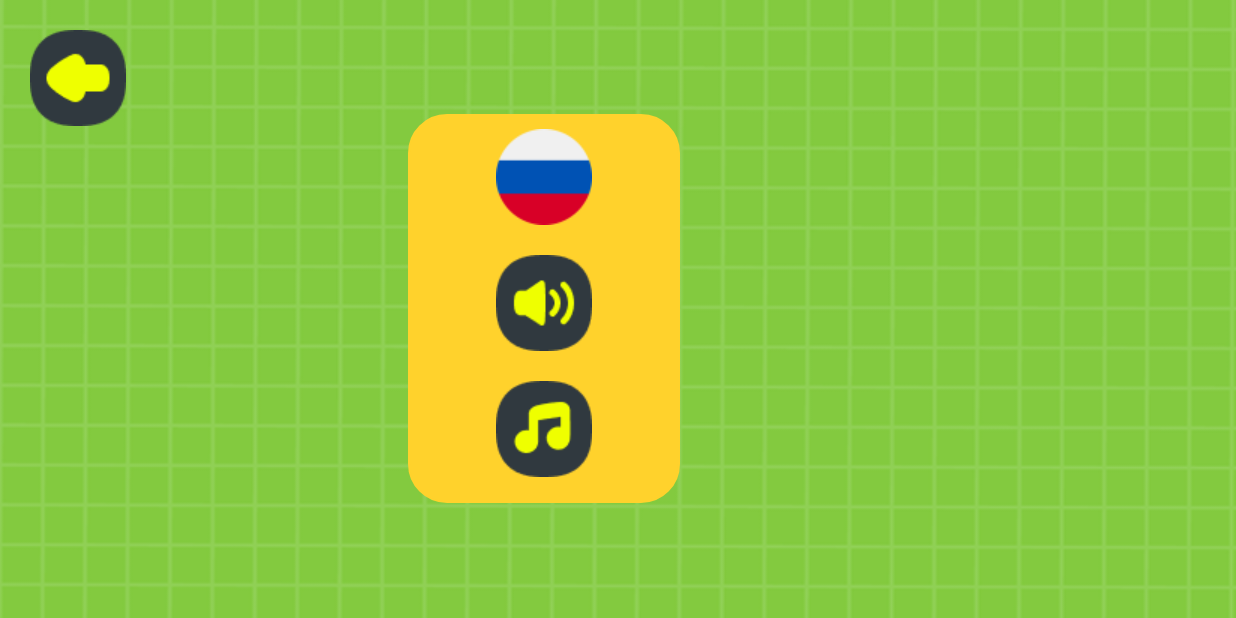
After one commit to LoloziAnas/drunk-worm-android-game, an Android app: the SettingsActivity screen opened directly, with no data from a screen before it, on a phone screen of 824 x 412 dp (held sideways). The commit adds this screen. Run offline under Robolectric (Android 15) with nearby library versions, the phone set to English and light mode, and no system bars.

Commit message:
designing settings activity

```diff
--- a/app/src/main/AndroidManifest.xml
+++ b/app/src/main/AndroidManifest.xml
@@ -10,11 +10,13 @@
         android:supportsRtl="true"
         android:theme="@style/Theme.DunkWorm">
         <activity
+            android:name=".SettingsActivity"
+            android:screenOrientation="landscape" />
+        <activity
             android:name=".MainActivity"
             android:screenOrientation="landscape">
             <intent-filter>
                 <action android:name="android.intent.action.MAIN" />
-
                 <category android:name="android.intent.category.LAUNCHER" />
             </intent-filter>
         </activity>
--- /dev/null
+++ b/app/src/main/java/com/dunkworm21game/dunkworm/SettingsActivity.java
@@ -0,0 +1,14 @@
+package com.dunkworm21game.dunkworm;
+
+import androidx.appcompat.app.AppCompatActivity;
+
+import android.os.Bundle;
+
+public class SettingsActivity extends AppCompatActivity {
+
+    @Override
+    protected void onCreate(Bundle savedInstanceState) {
+        super.onCreate(savedInstanceState);
+        setContentView(R.layout.activity_settings);
+    }
+}
--- /dev/null
+++ b/app/src/main/res/drawable/layout_bg_selector.xml
@@ -0,0 +1,20 @@
+<?xml version="1.0" encoding="utf-8"?>
+<selector xmlns:android="http://schemas.android.com/apk/res/android">
+    <item>
+        <shape>
+            <gradient
+                android:angle="270"
+                android:endColor="@color/yellow"
+                android:startColor="@color/yellow" />
+            <stroke
+                android:width="1dp"
+                android:color="@color/yellow" />
+            <corners android:radius="25dp" />
+            <padding
+                android:bottom="10dp"
+                android:left="10dp"
+                android:right="10dp"
+                android:top="10dp" />
+        </shape>
+    </item>
+</selector>
--- /dev/null
+++ b/app/src/main/res/layout/activity_settings.xml
@@ -0,0 +1,55 @@
+<?xml version="1.0" encoding="utf-8"?>
+<LinearLayout xmlns:android="http://schemas.android.com/apk/res/android"
+    xmlns:app="http://schemas.android.com/apk/res-auto"
+    xmlns:tools="http://schemas.android.com/tools"
+    android:layout_width="match_parent"
+    android:layout_height="match_parent"
+    android:background="@drawable/bg_image"
+    tools:context=".SettingsActivity">
+
+    <ImageButton
+        android:id="@+id/ib_back"
+        android:layout_width="wrap_content"
+        android:layout_height="wrap_content"
+        android:background="@null"
+        android:contentDescription="@string/app_name"
+        android:padding="20dp"
+        android:src="@drawable/ic_back" />
+
+    <LinearLayout
+        android:layout_width="181dp"
+        android:layout_height="259dp"
+        android:layout_gravity="center_vertical"
+        android:layout_margin="168dp"
+        android:background="@drawable/layout_bg_selector"
+        android:gravity="center_horizontal"
+        android:orientation="vertical">
+
+        <ImageButton
+            android:id="@+id/ib_frame"
+            android:layout_width="wrap_content"
+            android:layout_height="wrap_content"
+            android:layout_marginBottom="20dp"
+            android:background="@null"
+            android:contentDescription="@string/app_name"
+            android:src="@drawable/ic_russa_logo" />
+
+        <ImageButton
+            android:id="@+id/ib_reply"
+            android:layout_width="wrap_content"
+            android:layout_height="wrap_content"
+            android:layout_marginBottom="20dp"
+            android:background="@null"
+            android:contentDescription="@string/app_name"
+            android:src="@drawable/ic_sons" />
+
+        <ImageButton
+            android:id="@+id/ib_share"
+            android:layout_width="wrap_content"
+            android:layout_height="wrap_content"
+            android:background="@null"
+            android:contentDescription="@string/app_name"
+            android:src="@drawable/ic_music" />
+    </LinearLayout>
+
+</LinearLayout>
--- a/app/src/main/res/layout/lose_message_dialog.xml
+++ b/app/src/main/res/layout/lose_message_dialog.xml
@@ -2,7 +2,7 @@
 <LinearLayout xmlns:android="http://schemas.android.com/apk/res/android"
     android:layout_width="match_parent"
     android:layout_height="match_parent"
-    android:background="@color/yellow"
+    android:background="@drawable/layout_bg_selector"
     android:gravity="center"
     android:orientation="vertical">
 
--- a/app/src/main/res/layout/settings_dialog.xml
+++ /dev/null
@@ -1,6 +0,0 @@
-<?xml version="1.0" encoding="utf-8"?>
-<LinearLayout xmlns:android="http://schemas.android.com/apk/res/android"
-    android:layout_width="match_parent"
-    android:layout_height="match_parent">
-
-</LinearLayout>
```
Also changed, not shown: app/src/main/res/drawable/ic_back.png (added), app/src/main/res/drawable/ic_music.png (added), app/src/main/res/drawable/ic_russa_logo.png (added), app/src/main/res/drawable/ic_sons.png (added).
